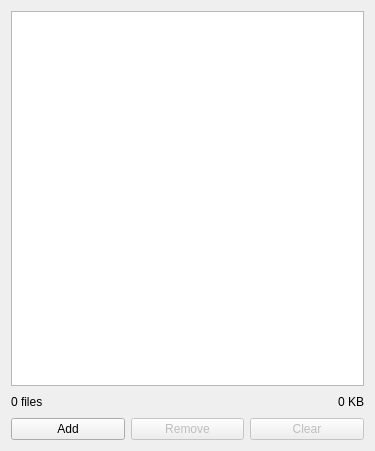
First picture: the form in medialistwidget.ui, repository reveur12/imageshack-uploader, before the edit.
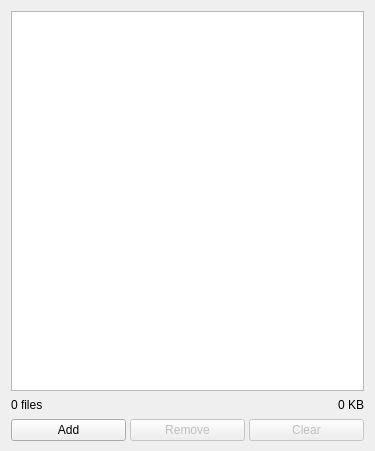
Second picture: the form after the edit. Icons and pictures are not drawn. Custom widgets are drawn as their Qt base class.

What changed in the file:
```diff
--- a/medialistwidget.ui
+++ b/medialistwidget.ui
@@ -14,6 +14,12 @@
    <string notr="true">Form</string>
   </property>
   <layout class="QVBoxLayout" name="verticalLayout">
+   <property name="spacing">
+    <number>4</number>
+   </property>
+   <property name="bottomMargin">
+    <number>0</number>
+   </property>
    <item>
     <widget class="TalkingTreeView" name="mediaList">
      <property name="acceptDrops">
@@ -140,6 +146,22 @@
      </item>
     </layout>
    </item>
+   <item>
+    <spacer name="verticalSpacer">
+     <property name="orientation">
+      <enum>Qt::Vertical</enum>
+     </property>
+     <property name="sizeType">
+      <enum>QSizePolicy::Fixed</enum>
+     </property>
+     <property name="sizeHint" stdset="0">
+      <size>
+       <width>20</width>
+       <height>10</height>
+      </size>
+     </property>
+    </spacer>
+   </item>
   </layout>
  </widget>
  <customwidgets>
```
